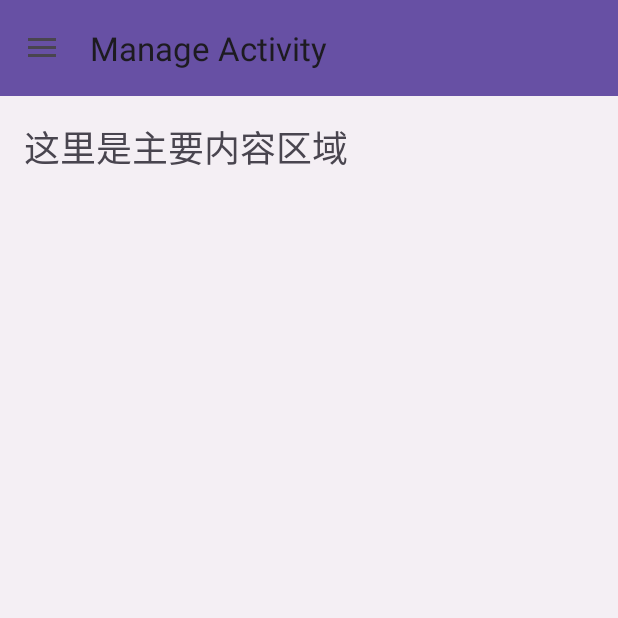
After one commit to IavaI/memo, an Android app: the ManageActivity screen opened directly, with no data from a screen before it, on a phone screen of 412 x 824 dp, the top half of it. The commit adds this screen. Run offline under Robolectric (Android 15) with nearby library versions, the phone set to English and light mode, and no system bars.

Commit message:
增加了主界面以及侧边栏
增加了主界面以及侧边栏，删除了drawable的包子图片

```diff
--- a/app/src/main/AndroidManifest.xml
+++ b/app/src/main/AndroidManifest.xml
@@ -12,6 +12,9 @@
         android:supportsRtl="true"
         android:theme="@style/Theme.Contact"
         tools:targetApi="31">
+        <activity
+            android:name=".activity.ManageActivity"
+            android:exported="true" />
         <activity
             android:name="DataBaseSystem.tempAddActivity"
             android:exported="false"
--- /dev/null
+++ b/app/src/main/java/com/example/contact/activity/ManageActivity.java
@@ -0,0 +1,55 @@
+package com.example.contact.activity;
+
+import android.os.Bundle;
+import androidx.appcompat.app.ActionBarDrawerToggle;
+import androidx.appcompat.app.AppCompatActivity;
+import androidx.core.view.GravityCompat;
+import androidx.drawerlayout.widget.DrawerLayout;
+import com.example.contact.R;
+import com.google.android.material.navigation.NavigationView;
+import androidx.appcompat.widget.Toolbar;
+
+public class ManageActivity extends AppCompatActivity {
+
+    private DrawerLayout drawerLayout;
+
+    @Override
+    protected void onCreate(Bundle savedInstanceState) {
+        super.onCreate(savedInstanceState);
+        setContentView(R.layout.activity_manage);
+
+        // 设置Toolbar
+        Toolbar toolbar = findViewById(R.id.toolbar);
+        setSupportActionBar(toolbar);
+
+        drawerLayout = findViewById(R.id.manage);
+        NavigationView navigationView = findViewById(R.id.nav_view);
+
+        // 设置ActionBarDrawerToggle，以实现汉堡图标与抽屉的同步
+        ActionBarDrawerToggle toggle = new ActionBarDrawerToggle(
+                this, drawerLayout, toolbar,
+                R.string.navigation_drawer_open,
+                R.string.navigation_drawer_close
+        );
+        drawerLayout.addDrawerListener(toggle);
+        toggle.syncState();
+
+        // 设置NavigationView点击监听器
+        navigationView.setNavigationItemSelectedListener(item -> {
+            switch (item.getItemId()) {
+                // 添加不同菜单项的处理
+            }
+            drawerLayout.closeDrawer(GravityCompat.START);
+            return true;
+        });
+    }
+
+    @Override
+    public void onBackPressed() {
+        if (drawerLayout.isDrawerOpen(GravityCompat.START)) {
+            drawerLayout.closeDrawer(GravityCompat.START);
+        } else {
+            super.onBackPressed();
+        }
+    }
+}
--- a/app/src/main/res/layout/activity_main.xml
+++ b/app/src/main/res/layout/activity_main.xml
@@ -65,7 +65,7 @@
         android:textColorHint="@android:color/white" />
 
     <Button
-        android:id="@+id/button"
+        android:id="@+id/button_manage"
         android:layout_width="270dp"
         android:layout_height="wrap_content"
         android:layout_marginBottom="15dp"
--- /dev/null
+++ b/app/src/main/res/layout/activity_manage.xml
@@ -0,0 +1,74 @@
+<?xml version="1.0" encoding="utf-8"?>
+<androidx.drawerlayout.widget.DrawerLayout
+    xmlns:android="http://schemas.android.com/apk/res/android"
+    xmlns:app="http://schemas.android.com/apk/res-auto"
+    xmlns:tools="http://schemas.android.com/tools"
+    android:id="@+id/manage"
+    android:layout_width="match_parent"
+    android:layout_height="match_parent"
+    tools:context=".activity.ManageActivity">
+
+    <!-- 包含Toolbar的主内容布局 -->
+    <LinearLayout
+        android:layout_width="match_parent"
+        android:layout_height="match_parent"
+        android:orientation="vertical">
+
+        <!-- 添加Toolbar -->
+        <androidx.appcompat.widget.Toolbar
+            android:id="@+id/toolbar"
+            android:layout_width="match_parent"
+            android:layout_height="?attr/actionBarSize"
+            android:background="?attr/colorPrimary"
+            app:popupTheme="@style/ThemeOverlay.AppCompat.Light"
+            app:title="Manage Activity" />
+
+        <!-- 主内容视图 -->
+        <LinearLayout
+            android:layout_width="match_parent"
+            android:layout_height="match_parent"
+            android:orientation="vertical"
+            android:background="#116E7360"
+            android:padding="16dp">
+
+            <!-- 添加其他视图和控件 -->
+            <TextView
+                android:layout_width="wrap_content"
+                android:layout_height="wrap_content"
+                android:text="这里是主要内容区域"
+                android:textSize="24sp" />
+
+        </LinearLayout>
+    </LinearLayout>
+
+    <!-- 导航抽屉视图 -->
+    <com.google.android.material.navigation.NavigationView
+        android:id="@+id/nav_view"
+        android:layout_width="350dp"
+        android:layout_height="match_parent"
+        android:layout_gravity="start"
+        android:orientation="vertical"
+        android:background="#FFFFFF"
+        app:menu="@menu/drawer_menu"
+        app:headerLayout="@layout/navi_head_layout">
+
+
+<!--        <ImageView-->
+<!--            android:layout_width="wrap_content"-->
+<!--            android:layout_height="wrap_content"-->
+<!--            android:layout_gravity="start"-->
+<!--            android:adjustViewBounds="true"-->
+<!--            android:scaleType="fitXY"-->
+<!--            android:src="@drawable/navigation" />-->
+
+<!--        <TextView-->
+<!--            android:layout_width="wrap_content"-->
+<!--            android:layout_height="wrap_content"-->
+<!--            android:text="这里是chouti区域"-->
+<!--            android:textSize="24sp" />-->
+
+
+    </com.google.android.material.navigation.NavigationView>
+
+
+</androidx.drawerlayout.widget.DrawerLayout>
--- /dev/null
+++ b/app/src/main/res/menu/drawer_menu.xml
@@ -0,0 +1,25 @@
+<?xml version="1.0" encoding="utf-8"?>
+<menu xmlns:android="http://schemas.android.com/apk/res/android">
+    <item
+        android:id="@+id/menu_11"
+        android:title="个人信息"
+        android:background="#FFFFFF"
+        android:icon="@drawable/dui"/>
+    <item
+        android:id="@+id/menu_12"
+        android:title="修改密码"
+        android:icon="@drawable/key"/>
+    <item
+        android:id="@+id/menu_13"
+        android:title="没想好啥功能"
+        android:icon="@drawable/ljt"/>
+    <item
+        android:id="@+id/menu_14"
+        android:title="注销"
+        android:icon="@drawable/exit"/>
+
+
+
+
+
+</menu>
--- a/app/src/main/res/values/strings.xml
+++ b/app/src/main/res/values/strings.xml
@@ -1,4 +1,7 @@
 <resources>
     <string name="app_name">备忘录ava</string>
     <!--    <string name="password_label">请输入密码</string>-->
+    <string name="navigation_drawer_open">Open navigation drawer</string>
+    <string name="navigation_drawer_close">Close navigation drawer</string>
+
 </resources>
```
Also changed, not shown: app/src/main/java/com/example/contact/activity/MainActivity.java (+10 -1 lines), app/src/main/res/layout/activity_register.xml (+7 -0 lines), app/src/main/res/layout/navi_head_layout.xml (added, +22 -0 lines), app/src/main/res/drawable/back.png (added), app/src/main/res/drawable/baozi.png (deleted), app/src/main/res/drawable/dui.png (added), app/src/main/res/drawable/exit.png (added), app/src/main/res/drawable/key.png (added), app/src/main/res/drawable/ljt.png (added), app/src/main/res/drawable/to.png (added), 1 other file.
